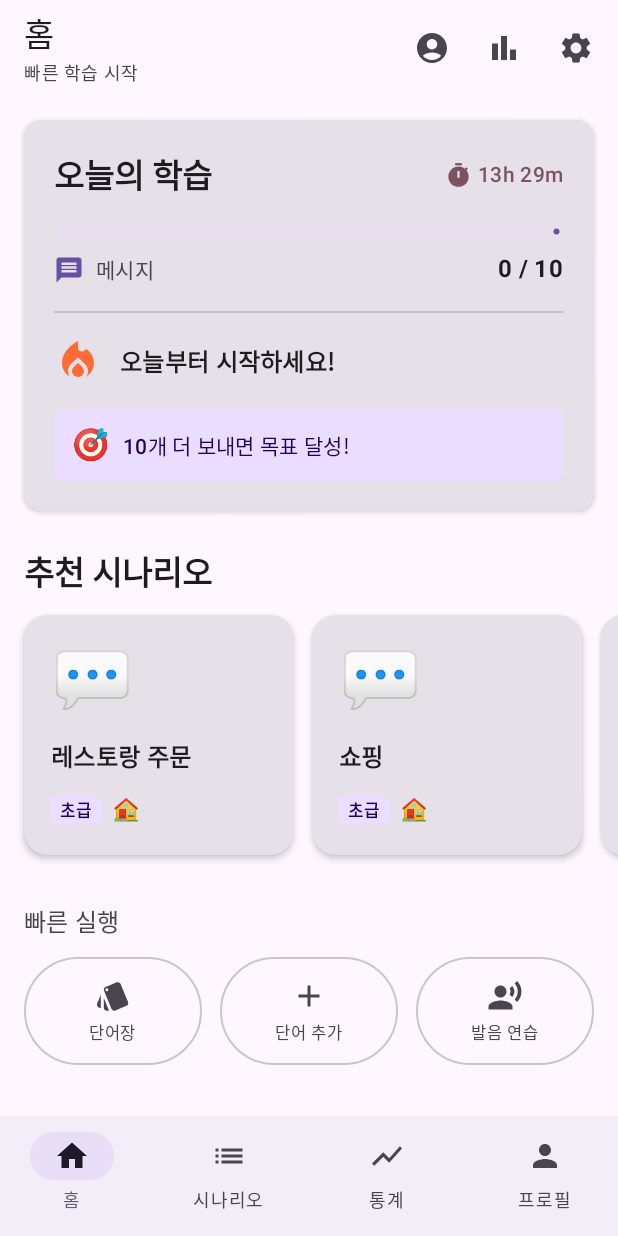
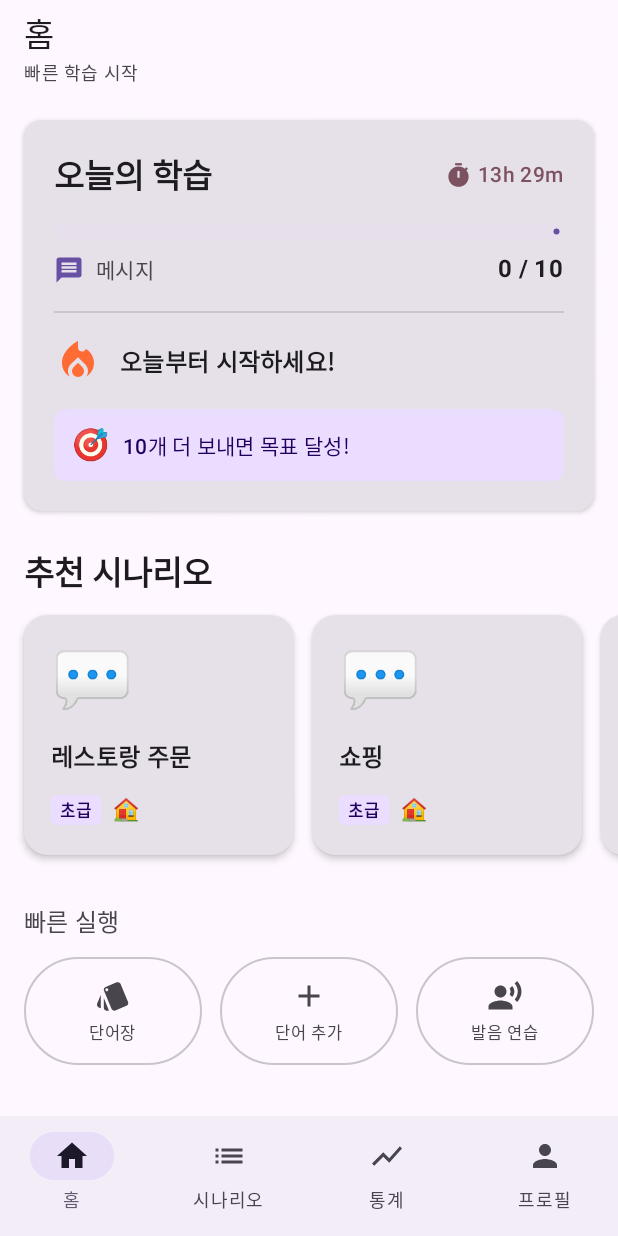
Before and after one commit to beginner0107/nihongo, an Android app built with Jetpack Compose: the HomeScreen screen opened through its navigation route, on a phone screen of 412 x 824 dp. Run offline under Robolectric (Android 15) with nearby library versions, the phone set to English and light mode, and no system bars; our stand-ins replace Dagger/Hilt's generated code, Room's generated code.

Commit message:
refactor: Remove redundant top bar navigation icons
Simplified HomeScreen UI by removing duplicate navigation options
that already exist in the bottom navigation bar.

PROBLEM:
- Top bar had 3 icons: 프로필, 통계, 설정
- Bottom nav bar has same targets: 홈, 시나리오, 통계, 프로필
- Settings accessible from Profile screen
- Redundancy causes visual clutter

CHANGES:

1. HomeScreen.kt
   - Removed TopAppBar actions section (3 IconButtons)
   - Removed unused parameters:
     * onProfileClick: () -> Unit
     * onStatsClick: () -> Unit
     * onSettingsClick: () -> Unit
   - Kept only:
     * Title: "홈"
     * Subtitle: "빠른 학습 시작"

2. MainScreen.kt
   - Updated HomeScreen() call
   - Removed 3 callback parameters
   - Navigation now exclusively via bottom bar

VISUAL COMPARISON:

BEFORE:
┌──────────────────────────────┐
│ 홈              👤 📊 ⚙️    │ ← Redundant icons
│ 빠른 학습 시작                 │
└──────────────────────────────┘

AFTER:
┌──────────────────────────────┐
│ 홈                            │ ← Clean, simple
│ 빠른 학습 시작                 │
└──────────────────────────────┘

BOTTOM NAV (unchanged):
[🏠 홈] [📋 시나리오] [📊 통계] [👤 프로필]

BENEFITS:
✅ Cleaner, less cluttered UI
✅ Consistent navigation (bottom bar only)
✅ More vertical space for content
✅ Follows mobile app best practices
✅ Reduced cognitive load (one nav method)

BUILD STATUS: ✅ Successful (0 errors, 106 warnings)

🤖 Generated with [Claude Code](https://claude.com/claude-code)

Co-Authored-By: Claude <noreply@anthropic.com>

```diff
--- a/app/src/main/java/com/nihongo/conversation/presentation/home/HomeScreen.kt
+++ b/app/src/main/java/com/nihongo/conversation/presentation/home/HomeScreen.kt
@@ -30,9 +30,6 @@ import com.nihongo.conversation.presentation.scenario.ScenarioViewModel
 @Composable
 fun HomeScreen(
     onScenarioSelected: (Long) -> Unit,
-    onProfileClick: () -> Unit = {},
-    onSettingsClick: () -> Unit = {},
-    onStatsClick: () -> Unit = {},
     viewModel: ScenarioViewModel = hiltViewModel()
 ) {
     val uiState by viewModel.uiState.collectAsState()
@@ -50,26 +47,6 @@ fun HomeScreen(
                             text = "빠른 학습 시작",
                             style = MaterialTheme.typography.bodySmall,
                             color = MaterialTheme.colorScheme.onSurfaceVariant
-                        )
-                    }
-                },
-                actions = {
-                    IconButton(onClick = onProfileClick) {
-                        Icon(
-                            imageVector = Icons.Default.AccountCircle,
-                            contentDescription = "프로필"
-                        )
-                    }
-                    IconButton(onClick = onStatsClick) {
-                        Icon(
-                            imageVector = Icons.Default.BarChart,
-                            contentDescription = "통계"
-                        )
-                    }
-                    IconButton(onClick = onSettingsClick) {
-                        Icon(
-                            imageVector = Icons.Default.Settings,
-                            contentDescription = "설정"
                         )
                     }
                 }
--- a/app/src/main/java/com/nihongo/conversation/presentation/navigation/MainScreen.kt
+++ b/app/src/main/java/com/nihongo/conversation/presentation/navigation/MainScreen.kt
@@ -92,10 +92,7 @@ fun MainScreen(
         ) {
             composable(BottomNavItem.Home.route) {
                 HomeScreen(
-                    onScenarioSelected = onScenarioSelected,
-                    onProfileClick = { navController.navigate(BottomNavItem.Profile.route) },
-                    onSettingsClick = onSettingsClick,
-                    onStatsClick = { navController.navigate(BottomNavItem.Stats.route) }
+                    onScenarioSelected = onScenarioSelected
                 )
             }
 
```
